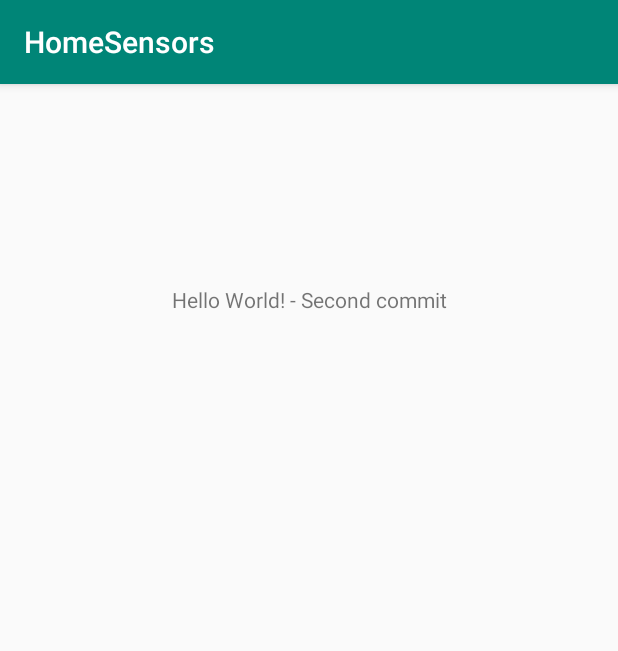
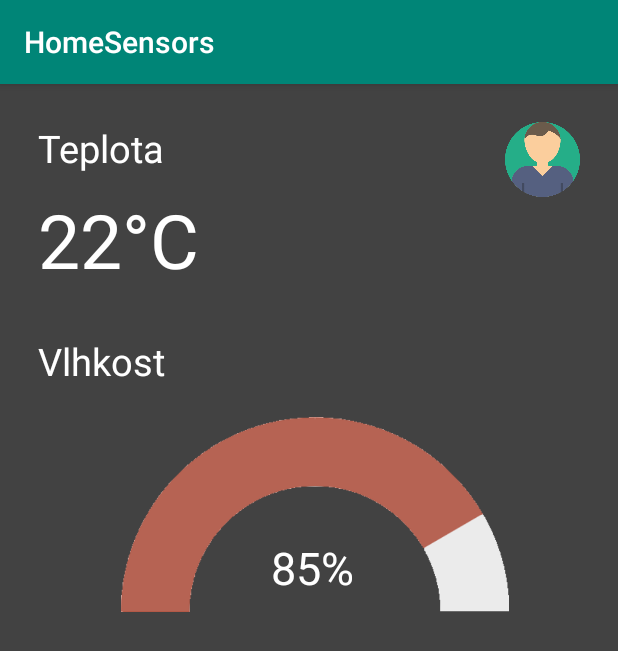
Before and after one commit to Founasek-ufo/AppOld, an Android app: the screen it shows after launch (MainActivity), on a phone screen of 412 x 824 dp. Shown: the top 651 px of the screen. Run offline under Robolectric (Android 15) with nearby library versions, the phone set to English and light mode, and no system bars.

Commit message:
Test commit - activity_main.xml

```diff
--- a/app/src/main/res/layout/activity_main.xml
+++ b/app/src/main/res/layout/activity_main.xml
@@ -1,20 +1,56 @@
 <?xml version="1.0" encoding="utf-8"?>
-<androidx.constraintlayout.widget.ConstraintLayout
+<RelativeLayout
         xmlns:android="http://schemas.android.com/apk/res/android"
-        xmlns:tools="http://schemas.android.com/tools"
         xmlns:app="http://schemas.android.com/apk/res-auto"
         android:layout_width="match_parent"
         android:layout_height="match_parent"
-        tools:context=".MainActivity">
+        android:background="#FF424242"
+>
+
 
     <TextView
+            android:text="@string/temperature_value"
             android:layout_width="wrap_content"
-            android:layout_height="wrap_content"
-            android:text="Hello World! - Second commit"
-            app:layout_constraintBottom_toBottomOf="parent"
-            app:layout_constraintLeft_toLeftOf="parent"
-            app:layout_constraintRight_toRightOf="parent"
-            app:layout_constraintTop_toTopOf="parent" android:layout_marginTop="8dp"
-            app:layout_constraintVertical_bias="0.17000002"/>
+            android:layout_height="wrap_content" android:id="@+id/textView" android:layout_marginTop="10dp"
+            android:layout_marginEnd="219dp" android:layout_alignParentEnd="true" android:layout_alignParentStart="true"
+            android:layout_marginStart="25dp" android:textSize="50sp" android:textColor="#FFFFFF"
+            android:textAlignment="textStart" android:layout_below="@+id/textView3"/>
+    <TextView
+            android:text="@string/temperature_text"
+            android:layout_width="wrap_content"
+            android:layout_height="wrap_content" android:id="@+id/textView3" android:layout_marginTop="25dp"
+            android:layout_alignParentTop="true"
+            android:layout_marginEnd="221dp" android:layout_alignParentEnd="true" android:layout_alignParentStart="true"
+            android:layout_marginStart="25dp" android:textSize="25sp" android:textColor="#FFFFFF"
+            android:textAlignment="textStart"/>
+    <TextView
+            android:text="@string/humidity_text"
+            android:layout_width="wrap_content"
+            android:layout_height="wrap_content" android:id="@+id/textView4" android:layout_marginTop="30dp"
+            android:layout_marginEnd="225dp" android:layout_alignParentEnd="true" android:layout_alignParentStart="true"
+            android:layout_marginStart="25dp" android:textSize="25sp" android:textColor="#FFFFFF"
+            android:textAlignment="textStart" android:layout_below="@+id/textView"/>
+    <TextView
+            android:text="@string/humidity_value"
+            android:layout_width="wrap_content"
+            android:layout_height="50dp" android:id="@+id/textView5" android:layout_marginTop="80dp"
+            android:layout_marginEnd="147dp" android:layout_alignParentEnd="true" android:layout_alignParentStart="true"
+            android:layout_marginStart="152dp" android:textSize="30sp" android:textColor="#FFFFFF"
+            android:textAlignment="center"
+            android:layout_alignBottom="@+id/imageView2" android:layout_alignTop="@+id/imageView2"/>
+    <ImageView
+            android:id="@+id/imageView"
+            android:layout_width="50dp"
+            android:layout_height="50dp"
+            app:srcCompat="@drawable/user_photo"
+            android:layout_alignParentTop="true"
+            android:layout_alignParentEnd="true" android:layout_marginEnd="25dp" android:layout_marginTop="25dp"
+            android:contentDescription="@string/user_photo_description"/>
+    <ImageView
+            android:layout_width="match_parent"
+            android:layout_height="130dp" app:srcCompat="@drawable/chart" android:id="@+id/imageView2"
+            android:layout_marginTop="20dp" android:layout_below="@+id/textView4" android:layout_alignParentEnd="true"
+            android:layout_marginEnd="67dp" android:layout_alignParentStart="true" android:layout_marginStart="75dp"
+            android:contentDescription="@string/chart_description"/>
 
-</androidx.constraintlayout.widget.ConstraintLayout>
+</RelativeLayout>
--- a/app/src/main/res/values/strings.xml
+++ b/app/src/main/res/values/strings.xml
@@ -1,3 +1,9 @@
 <resources>
     <string name="app_name">HomeSensors</string>
+    <string name="user_photo_description">UserPhoto</string>
+    <string name="chart_description">HumidityChart</string>
+    <string name="temperature_value">22°C</string>
+    <string name="temperature_text">Teplota</string>
+    <string name="humidity_text">Vlhkost</string>
+    <string name="humidity_value">85%</string>
 </resources>
```
Also changed, not shown: app/src/main/res/drawable/chart.png (added), app/src/main/res/drawable/user_photo.png (added).
